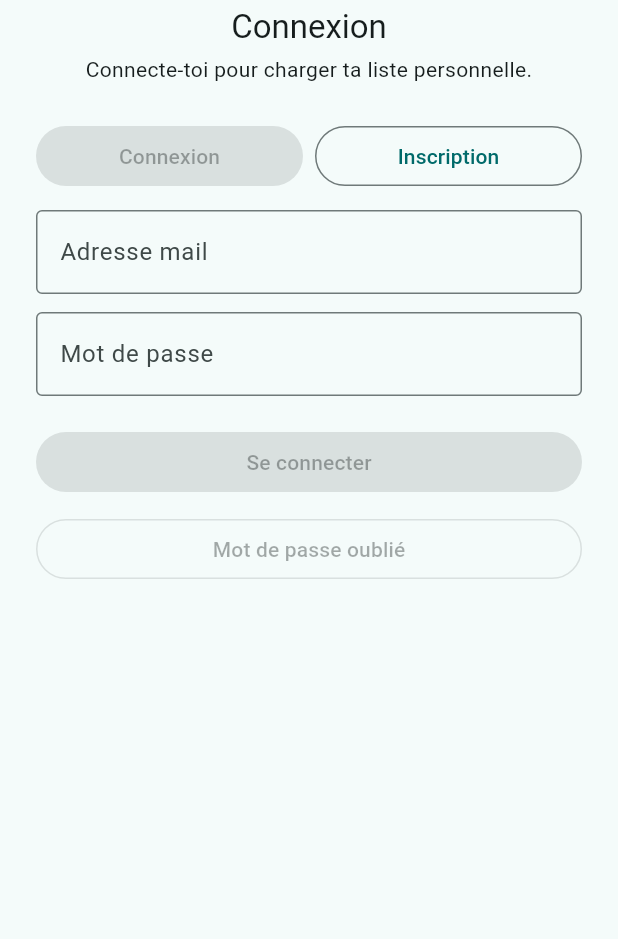
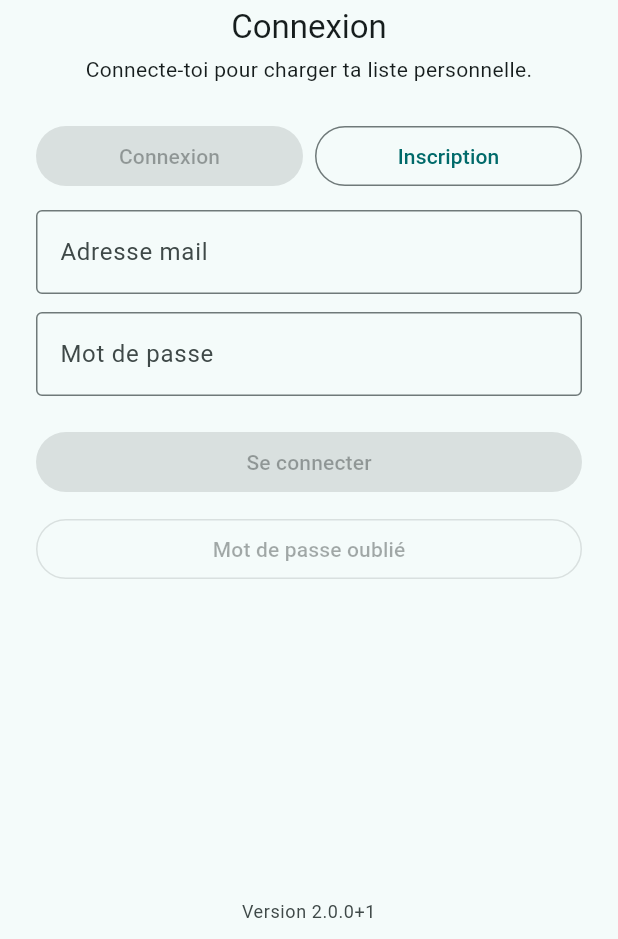
Before and after one commit to sheik37/WatchTracker, a Flutter app: the screen it shows after launch, on a phone screen of 412 x 824 dp, the part 297-1236 px from its top. Run offline on Flutter 3.47's test engine with Material 3 defaults, Android fonts, the phone set to English and light mode, and no system bars; our stand-ins replace cached_network_image, shared_preferences, sqflite; accounts and stored records are empty.

Commit message:
feat(auth): afficher la version sur l'écran de connexion et améliorer les erreurs API
- Affiche le numéro de version en bas de la page connexion/inscription.

- Ancre la version en bas même avec le clavier ouvert (resizeToAvoidBottomInset: false).

- Affiche l'hôte:port dans les erreurs réseau pour faciliter le diagnostic.

- Ajoute un timeout de 15s sur les requêtes HTTP.

Co-authored-by: Copilot <223556219+Copilot@users.noreply.github.com>

```diff
--- a/flutter_app/lib/src/presentation/screens/auth_screen.dart
+++ b/flutter_app/lib/src/presentation/screens/auth_screen.dart
@@ -4,6 +4,7 @@ import 'package:flutter/services.dart';
 class AuthScreen extends StatefulWidget {
   const AuthScreen({
     super.key,
+    required this.appVersionLabel,
     required this.isLoading,
     required this.onLogin,
     required this.onRegister,
@@ -22,6 +23,7 @@ class AuthScreen extends StatefulWidget {
   });
 
   final bool isLoading;
+  final String appVersionLabel;
   final String? errorMessage;
   final String? infoMessage;
   final int? retryAfterSeconds;
@@ -128,7 +130,11 @@ class _AuthScreenState extends State<AuthScreen> {
     final forgotCooldown = widget.forgotCooldownSeconds ?? 0;
 
     return Scaffold(
+      resizeToAvoidBottomInset: false,
       body: SafeArea(
+        child: Column(
+          children: [
+            Expanded(
               child: SingleChildScrollView(
                 padding: const EdgeInsets.symmetric(horizontal: 24),
                 child: Column(
@@ -172,7 +178,9 @@ class _AuthScreenState extends State<AuthScreen> {
                                   onPressed: widget.isLoading
                                       ? null
                                       : () {
-                                    setState(() => _isRegisterMode = false);
+                                          setState(
+                                            () => _isRegisterMode = false,
+                                          );
                                           widget.onModeChanged?.call();
                                         },
                                   child: const Text('Connexion'),
@@ -193,7 +201,9 @@ class _AuthScreenState extends State<AuthScreen> {
                                   onPressed: widget.isLoading
                                       ? null
                                       : () {
-                                    setState(() => _isRegisterMode = true);
+                                          setState(
+                                            () => _isRegisterMode = true,
+                                          );
                                           widget.onModeChanged?.call();
                                         },
                                   child: const Text('Inscription'),
@@ -312,7 +322,9 @@ class _AuthScreenState extends State<AuthScreen> {
                                 ),
                               )
                             : Text(
-                          _isRegisterMode ? 'Créer un compte' : 'Se connecter',
+                                _isRegisterMode
+                                    ? 'Créer un compte'
+                                    : 'Se connecter',
                               ),
                       ),
                     ),
@@ -322,7 +334,9 @@ class _AuthScreenState extends State<AuthScreen> {
                         width: double.infinity,
                         child: OutlinedButton(
                           onPressed: _canForgot
-                        ? () => widget.onForgotPassword(_emailCtrl.text.trim())
+                              ? () => widget.onForgotPassword(
+                                  _emailCtrl.text.trim(),
+                                )
                               : null,
                           child: Text(
                             forgotCooldown > 0
@@ -350,9 +364,22 @@ class _AuthScreenState extends State<AuthScreen> {
                         ),
                       ),
                     ],
-              const SizedBox(height: 32),
+                    const SizedBox(height: 20),
                   ],
                 ),
+              ),
+            ),
+            Padding(
+              padding: const EdgeInsets.fromLTRB(16, 4, 16, 10),
+              child: Text(
+                'Version ${widget.appVersionLabel}',
+                textAlign: TextAlign.center,
+                style: Theme.of(context).textTheme.bodySmall?.copyWith(
+                  color: Theme.of(context).colorScheme.onSurfaceVariant,
+                ),
+              ),
+            ),
+          ],
         ),
       ),
     );
--- a/flutter_app/lib/src/watch_tracker_app.dart
+++ b/flutter_app/lib/src/watch_tracker_app.dart
@@ -362,6 +362,8 @@ class _WatchTrackerAppState extends State<WatchTrackerApp> {
           : (_token == null
                 ? AuthScreen(
                     isLoading: _authLoading,
+                    appVersionLabel:
+                        '${AppConfig.appVersion}+${AppConfig.appBuildNumber}',
                     errorMessage: _authError,
                     infoMessage: _authInfo,
                     retryAfterSeconds: _retryAfterSeconds > 0
```
Also changed, not shown: flutter_app/lib/src/data/remote/backend_api_client.dart (+21 -9 lines). Lines whose indentation alone changed are shown as unchanged.
